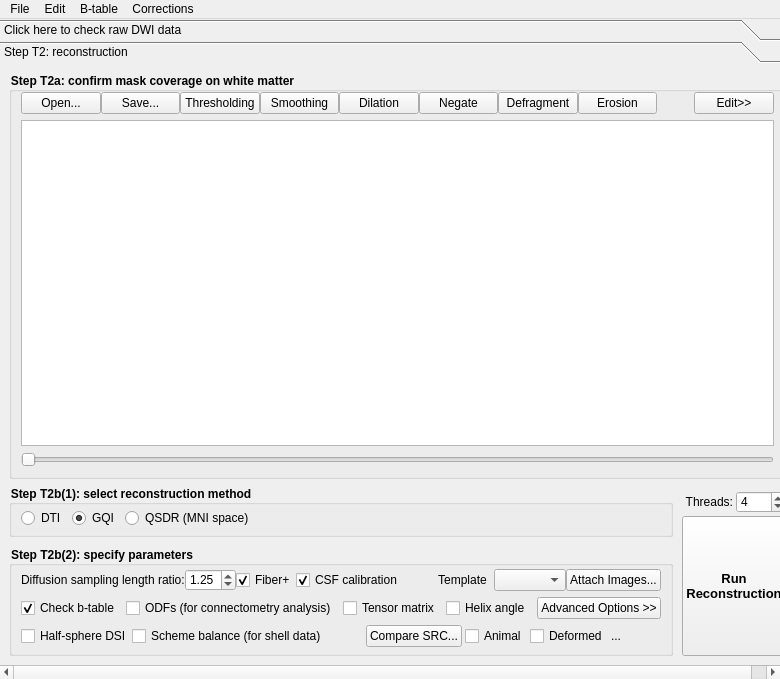
The window that reconstruction/reconstruction_window.ui (frankyeh/DSI-Studio) describes before a commit, drawn with Qt 5.
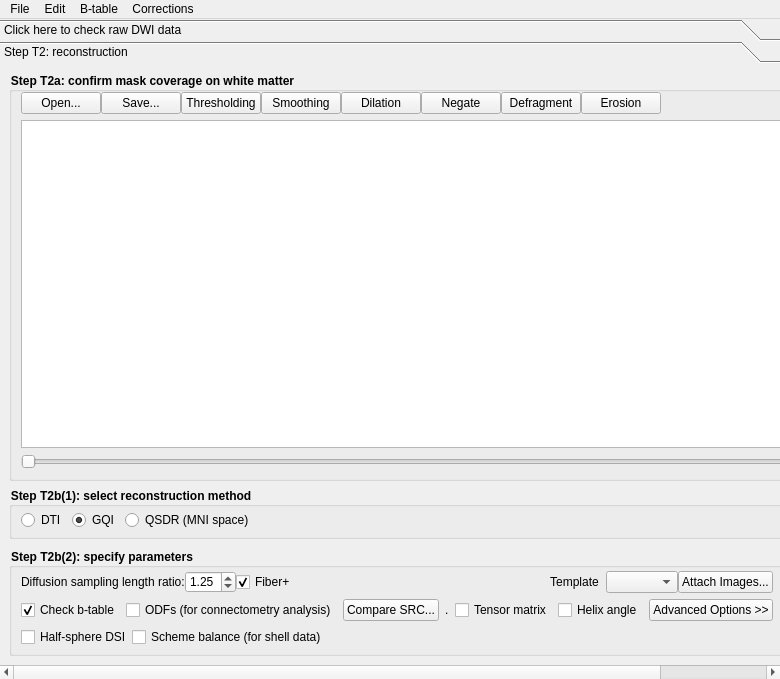
The same window after the commit. Icons and pictures are not drawn.

```diff
--- a/reconstruction/reconstruction_window.ui
+++ b/reconstruction/reconstruction_window.ui
@@ -395,8 +395,8 @@
         <rect>
          <x>0</x>
          <y>0</y>
-         <width>780</width>
-         <height>616</height>
+         <width>872</width>
+         <height>599</height>
         </rect>
        </property>
        <attribute name="label">
@@ -717,16 +717,6 @@
                       </property>
                      </widget>
                     </item>
-                    <item>
-                     <widget class="QCheckBox" name="csf_calibration">
-                      <property name="text">
-                       <string>CSF calibration</string>
-                      </property>
-                      <property name="checked">
-                       <bool>true</bool>
-                      </property>
-                     </widget>
-                    </item>
                     <item>
                      <spacer name="horizontalSpacer_5">
                       <property name="orientation">
@@ -812,6 +802,20 @@
                    </property>
                   </widget>
                  </item>
+                 <item>
+                  <widget class="QPushButton" name="open_ddi_study_src">
+                   <property name="text">
+                    <string>Compare SRC...</string>
+                   </property>
+                  </widget>
+                 </item>
+                 <item>
+                  <widget class="QLabel" name="ddi_file">
+                   <property name="text">
+                    <string>.</string>
+                   </property>
+                  </widget>
+                 </item>
                  <item>
                   <widget class="QCheckBox" name="output_tensor">
                    <property name="text">
@@ -916,40 +920,6 @@
                        <property name="bottomMargin">
                         <number>0</number>
                        </property>
-                       <item>
-                        <widget class="QPushButton" name="open_ddi_study_src">
-                         <property name="text">
-                          <string>Compare SRC...</string>
-                         </property>
-                        </widget>
-                       </item>
-                       <item>
-                        <widget class="QCheckBox" name="not_human_brain">
-                         <property name="text">
-                          <string>Animal</string>
-                         </property>
-                        </widget>
-                       </item>
-                       <item>
-                        <widget class="QCheckBox" name="dt_deform">
-                         <property name="sizePolicy">
-                          <sizepolicy hsizetype="Minimum" vsizetype="Fixed">
-                           <horstretch>0</horstretch>
-                           <verstretch>0</verstretch>
-                          </sizepolicy>
-                         </property>
-                         <property name="text">
-                          <string>Deformed</string>
-                         </property>
-                        </widget>
-                       </item>
-                       <item>
-                        <widget class="QLabel" name="ddi_file">
-                         <property name="text">
-                          <string>...</string>
-                         </property>
-                        </widget>
-                       </item>
                        <item>
                         <spacer name="horizontalSpacer_3">
                          <property name="orientation">
```
